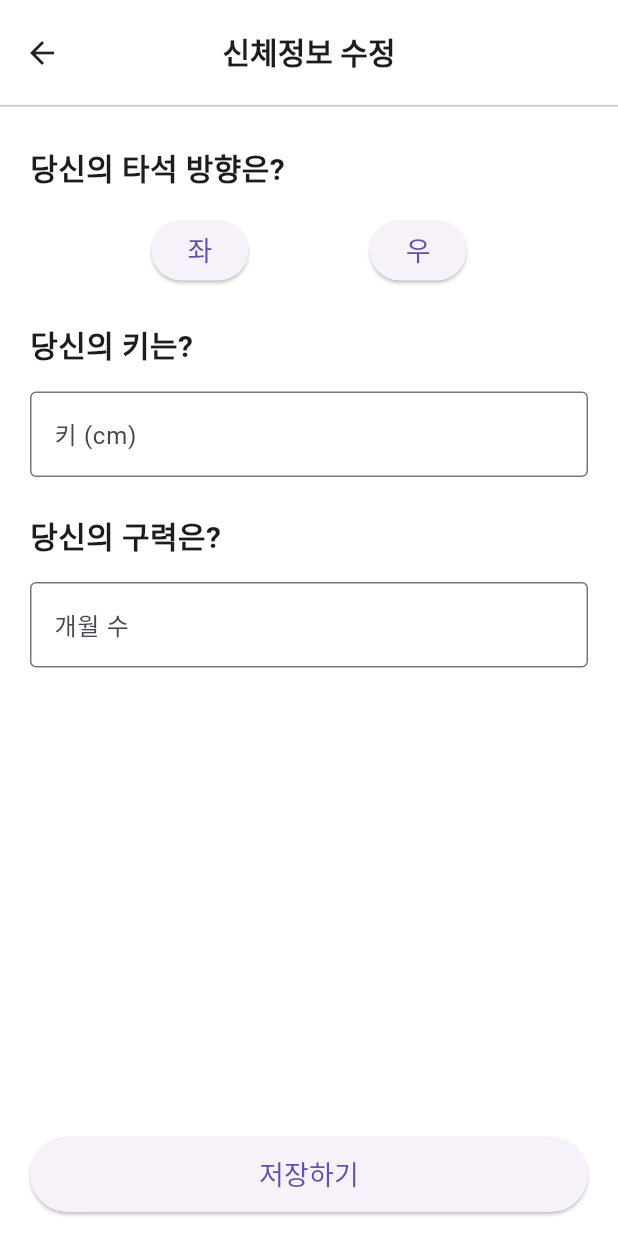
After one commit to tama0728/golf-coach-AI, a Flutter app: the MyPage screen opened directly, after a tap on the "add" icon, on a phone screen of 412 x 824 dp. The commit adds this screen. Run offline on Flutter 3.47's test engine with Material 3 defaults, Android fonts, the phone set to English and light mode, and no system bars; our stand-ins replace camera, email_validator, flutter_dotenv, flutter_secure_storage, permission_handler, rxdart and 1 more; missing offline and left inert: observable, video_trimmer; accounts and stored records are empty.

Commit message:
feat : 마이페이지에 개인정보 수정 페이지 추가

```diff
--- /dev/null
+++ b/lib/main_pages/mypage/edit_body_info.dart
@@ -0,0 +1,120 @@
+import 'package:flutter/material.dart';
+
+class EditBodyInfoPage extends StatelessWidget {
+  final TextEditingController _heightController = TextEditingController();
+  final TextEditingController _experienceController = TextEditingController();
+
+  EditBodyInfoPage({super.key});
+
+  Widget _buildToggleButton(String label) {
+    return ElevatedButton(
+      onPressed: () {
+        // 토글 동작 구현
+      },
+      child: Text(
+        label,
+        style: TextStyle(fontSize: 18),
+      ),
+    );
+  }
+
+  @override
+  Widget build(BuildContext context) {
+    return Scaffold(
+      appBar: AppBar(
+        toolbarHeight: 70,
+        title: const Text(
+          '신체정보 수정',
+          style: TextStyle(
+            fontSize: 20,
+            fontWeight: FontWeight.bold,
+          ),
+        ),
+        backgroundColor: Colors.white,
+        elevation: 0,
+        centerTitle: true,
+        iconTheme: const IconThemeData(color: Colors.black87),
+      ),
+      backgroundColor: Colors.white,
+
+      body: Column(
+        children: [
+          const Divider(height: 1, thickness: 1),
+          Expanded(
+            child: Padding(
+              padding: const EdgeInsets.all(20),
+              child: ListView(
+                children: [
+                  const SizedBox(height: 6),
+
+                  const Text(
+                    '당신의 타석 방향은?',
+                    style: TextStyle(fontSize: 20, fontWeight: FontWeight.w600),
+                  ),
+                  const SizedBox(height: 16),
+                  Row(
+                    mainAxisAlignment: MainAxisAlignment.spaceEvenly,
+                    children: [
+                      _buildToggleButton('좌'),
+                      _buildToggleButton('우'),
+                    ],
+                  ),
+                  const SizedBox(height: 24),
+
+                  const Text(
+                    '당신의 키는?',
+                    style: TextStyle(fontSize: 20, fontWeight: FontWeight.w600),
+                  ),
+                  const SizedBox(height: 16),
+                  TextField(
+                    controller: _heightController,
+                    keyboardType: TextInputType.number,
+                    decoration: const InputDecoration(
+                      hintText: '키 (cm)',
+                      border: OutlineInputBorder(),
+                    ),
+                  ),
+                  const SizedBox(height: 24),
+
+                  const Text(
+                    '당신의 구력은?',
+                    style: TextStyle(fontSize: 20, fontWeight: FontWeight.w600),
+                  ),
+                  const SizedBox(height: 16),
+                  TextField(
+                    controller: _experienceController,
+                    keyboardType: TextInputType.number,
+                    decoration: const InputDecoration(
+                      hintText: '개월 수',
+                      border: OutlineInputBorder(),
+                    ),
+                  ),
+                  const SizedBox(height: 24),
+                ],
+              ),
+            ),
+          ),
+        ],
+      ),
+
+      bottomNavigationBar: SafeArea(
+        child: Padding(
+          padding: const EdgeInsets.fromLTRB(20, 0, 20, 16),
+          child: SizedBox(
+            width: double.infinity,
+            height: 50,
+            child: ElevatedButton(
+              onPressed: () {
+                // 저장 로직
+                //print('저장됨');
+                // 이전화면(마이페이지)로
+                Navigator.pop(context);
+              },
+              child: const Text('저장하기', style: TextStyle(fontSize: 18)),
+            ),
+          ),
+        ),
+      ),
+    );
+  }
+}
--- a/lib/main_pages/mypage/mypage.dart
+++ b/lib/main_pages/mypage/mypage.dart
@@ -1,4 +1,5 @@
 import 'package:flutter/material.dart';
+import 'edit_body_info.dart';
 
 class MyPage extends StatelessWidget {
   final List<Map<String, String>> records = [
@@ -21,12 +22,26 @@ class MyPage extends StatelessWidget {
             child: Column(
               crossAxisAlignment: CrossAxisAlignment.start,
               children: [
+                Row(
+                  mainAxisAlignment: MainAxisAlignment.spaceBetween,
+                  children: [
                     Text(
                       '신체정보',
                       style: TextStyle(
                         fontSize: 20,
                         fontWeight: FontWeight.bold,
                       ),
+                    ),
+                    IconButton(
+                      icon: Icon(Icons.add),
+                      onPressed: () {
+                        Navigator.push(
+                          context,
+                          MaterialPageRoute(builder: (context) => EditBodyInfoPage()),
+                        );
+                      },
+                    ),
+                  ],
                 ),
                 SizedBox(height: 24),
                 Row(
```
Lines whose indentation alone changed are shown as unchanged.
